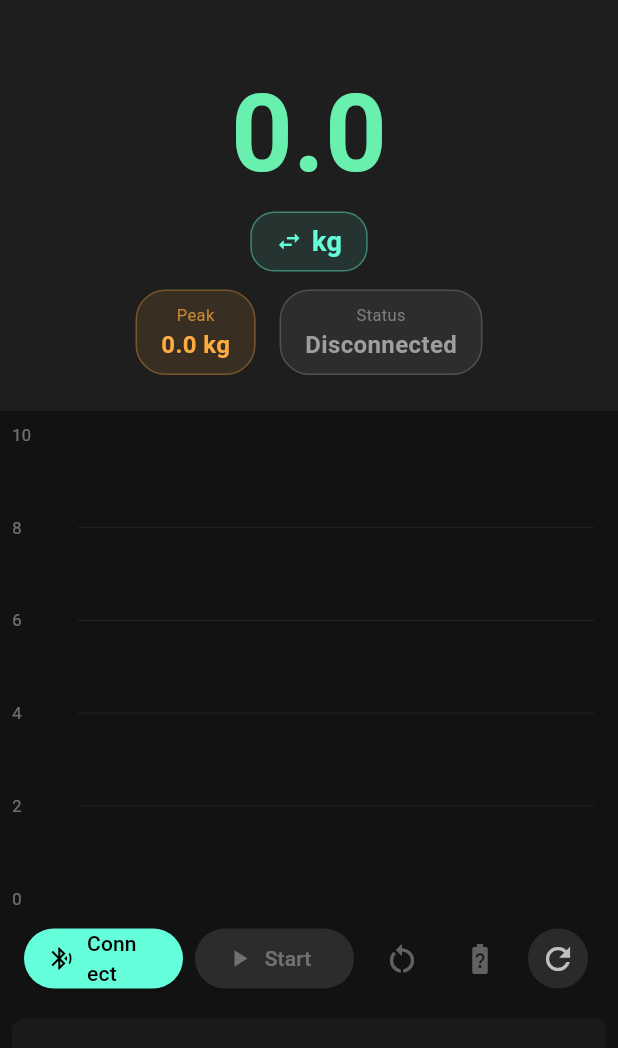
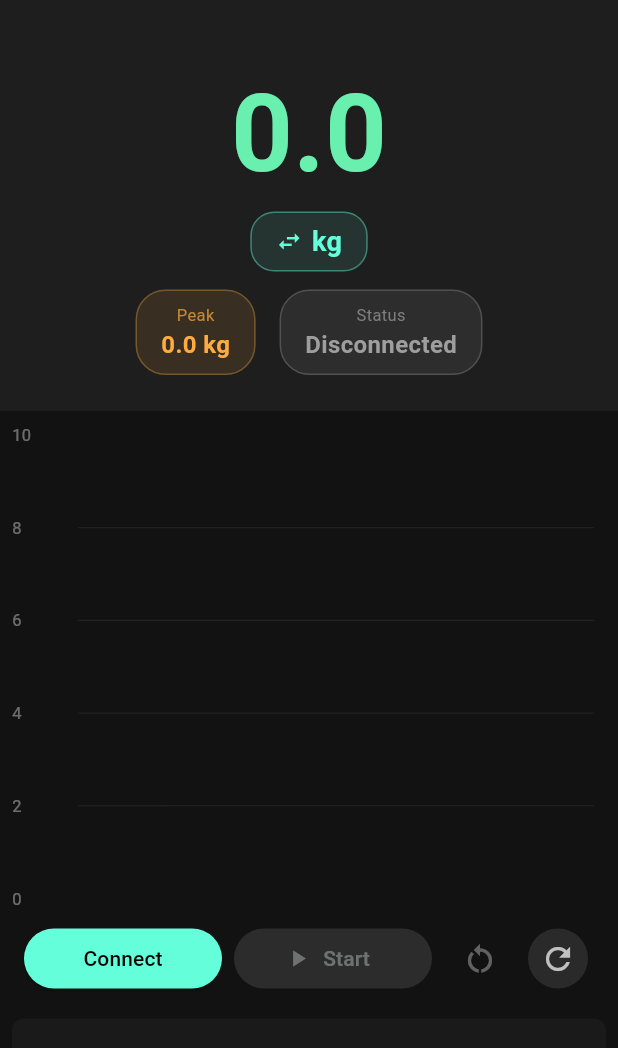
Before and after one commit to lukeyeh/tindeq, a Flutter app: the screen it shows after launch, on a phone screen of 412 x 824 dp, the part 63-1111 px from its top. Run offline on Flutter 3.47's test engine with Material 3 defaults, Android fonts, the phone set to English and light mode, and no system bars; drawn by our look-alikes of fl_chart; our stand-ins replace flutter_blue_plus.

Commit message:
Remove battery button and fix Disconnect text wrapping
Drop icons from Connect/Disconnect buttons so text fits on one line.
Remove the battery icon button since it's not needed.

https://claude.ai/code/session_01CUcWLnWpULZKgcthc8H2Kb

```diff
--- a/lib/screens/home_screen.dart
+++ b/lib/screens/home_screen.dart
@@ -351,28 +351,26 @@ class _HomeScreenState extends State<HomeScreen> {
           // Connect / Disconnect
           Expanded(
             child: _isConnected
-                ? OutlinedButton.icon(
+                ? OutlinedButton(
                     onPressed: _tindeq.disconnect,
-                    icon: const Icon(Icons.bluetooth_disabled),
-                    label: const Text('Disconnect'),
                     style: OutlinedButton.styleFrom(
                       foregroundColor: Colors.redAccent,
                       side: const BorderSide(color: Colors.redAccent),
                     ),
+                    child: const Text('Disconnect'),
                   )
-                : ElevatedButton.icon(
+                : ElevatedButton(
                     onPressed: _connectionState ==
                                 TindeqConnectionState.scanning ||
                             _connectionState ==
                                 TindeqConnectionState.connecting
                         ? null
                         : _tindeq.scanAndConnect,
-                    icon: const Icon(Icons.bluetooth_searching),
-                    label: const Text('Connect'),
                     style: ElevatedButton.styleFrom(
                       backgroundColor: Colors.tealAccent,
                       foregroundColor: Colors.black,
                     ),
+                    child: const Text('Connect'),
                   ),
           ),
           const SizedBox(width: 8),
@@ -404,17 +402,6 @@ class _HomeScreenState extends State<HomeScreen> {
             onPressed: _isConnected ? _tindeq.tare : null,
             icon: const Icon(Icons.restart_alt),
             tooltip: 'Tare',
-            style: IconButton.styleFrom(
-              foregroundColor: Colors.white70,
-              backgroundColor: Colors.white10,
-            ),
-          ),
-          const SizedBox(width: 4),
-          // Battery
-          IconButton(
-            onPressed: _isConnected ? _tindeq.requestBattery : null,
-            icon: const Icon(Icons.battery_unknown),
-            tooltip: 'Battery',
             style: IconButton.styleFrom(
               foregroundColor: Colors.white70,
               backgroundColor: Colors.white10,
```
